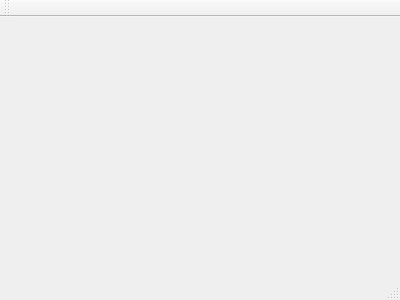
Qt form SignalsAndSlots/mainwindow.ui (toanalien/QT-QuickStart) before a commit.
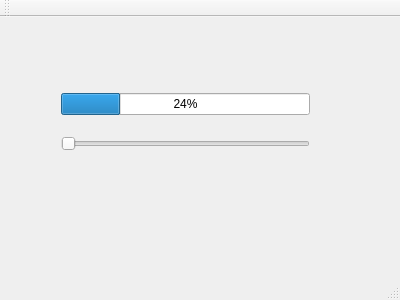
The same form after that commit.

Diff of the .ui file:
```diff
--- a/SignalsAndSlots/mainwindow.ui
+++ b/SignalsAndSlots/mainwindow.ui
@@ -12,13 +12,55 @@
   <property name="windowTitle" >
    <string>MainWindow</string>
   </property>
-  <widget class="QMenuBar" name="menuBar" />
-  <widget class="QToolBar" name="mainToolBar" />
-  <widget class="QWidget" name="centralWidget" />
-  <widget class="QStatusBar" name="statusBar" />
+  <widget class="QWidget" name="centralWidget">
+   <widget class="QWidget" name="">
+    <property name="geometry">
+     <rect>
+      <x>50</x>
+      <y>50</y>
+      <width>271</width>
+      <height>111</height>
+     </rect>
+    </property>
+    <layout class="QVBoxLayout" name="verticalLayout">
+     <item>
+      <widget class="QProgressBar" name="progressBar">
+       <property name="value">
+        <number>24</number>
+       </property>
+      </widget>
+     </item>
+     <item>
+      <widget class="QSlider" name="horizontalSlider">
+       <property name="orientation">
+        <enum>Qt::Horizontal</enum>
+       </property>
+      </widget>
+     </item>
+    </layout>
+   </widget>
+  </widget>
+  <widget class="QMenuBar" name="menuBar">
+   <property name="geometry">
+    <rect>
+     <x>0</x>
+     <y>0</y>
+     <width>400</width>
+     <height>21</height>
+    </rect>
+   </property>
+  </widget>
+  <widget class="QToolBar" name="mainToolBar">
+   <attribute name="toolBarArea">
+    <enum>TopToolBarArea</enum>
+   </attribute>
+   <attribute name="toolBarBreak">
+    <bool>false</bool>
+   </attribute>
+  </widget>
+  <widget class="QStatusBar" name="statusBar"/>
  </widget>
- <layoutDefault spacing="6" margin="11" />
- <pixmapfunction></pixmapfunction>
+ <layoutdefault spacing="6" margin="11"/>
  <resources/>
  <connections/>
 </ui>
```
Left out of the diff: 7 changed lines with no effect on the pictures.
